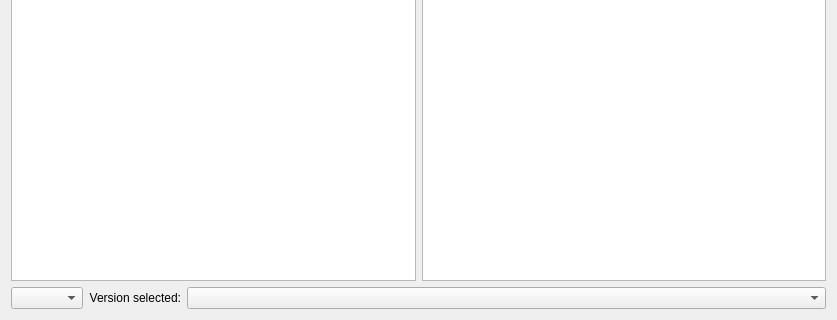
Old version of the form application/pages/modplatform/atlauncher/AtlPage.ui in the repository FreesmTeam/FreesmLauncher; both pictures show x 0 to 837 and y 365 to 685 of the 837 by 685 pixel window.
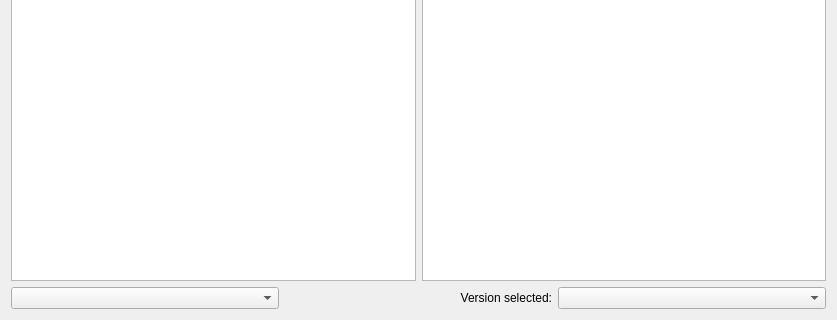
New version of the form.

Commit message:
NOISSUE Fix ATLauncher version selection combo box width
Resolves a bug that was introduced with [1], furthermore and in
specific relation to the intent of said commit, this brings the
version selection combo box inline with other mod platforms.

[1] 01da32708f7ca8189cc0299dfcc0aaf3b071cef4

Diff of the .ui file:
```diff
--- a/application/pages/modplatform/atlauncher/AtlPage.ui
+++ b/application/pages/modplatform/atlauncher/AtlPage.ui
@@ -51,14 +51,7 @@
    <item row="2" column="0" colspan="2">
     <layout class="QGridLayout" name="gridLayout_4" columnstretch="0,0,0" rowminimumheight="0" columnminimumwidth="0,0,0">
      <item row="0" column="2">
-      <widget class="QComboBox" name="versionSelectionBox">
-       <property name="sizePolicy">
-        <sizepolicy hsizetype="Expanding" vsizetype="Fixed">
-         <horstretch>0</horstretch>
-         <verstretch>0</verstretch>
-        </sizepolicy>
-       </property>
-      </widget>
+      <widget class="QComboBox" name="versionSelectionBox"/>
      </item>
      <item row="0" column="1">
       <widget class="QLabel" name="label">
```
